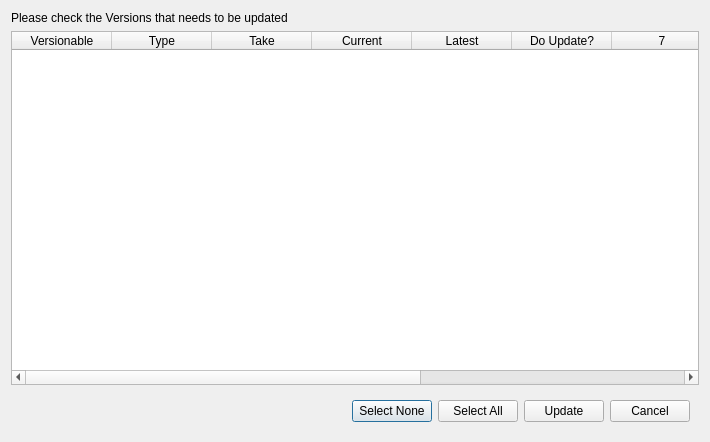
Above: oyProjectManager/ui/version_updater.ui from code-google-com/oyprojectmanager before the change. Below: the same form after it.
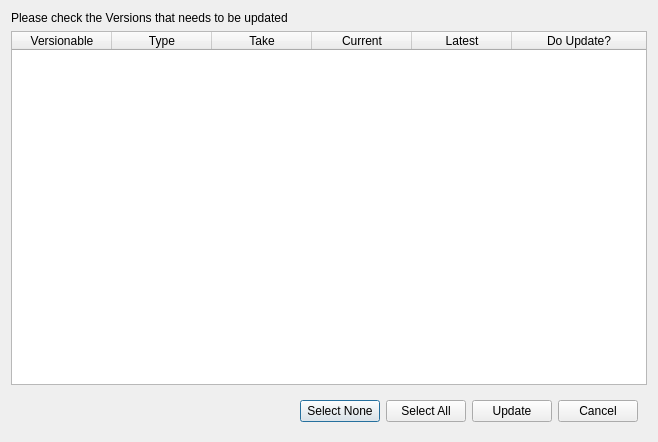
That is the form after the change.

Commit message: * Deletes are now cascaded. When a Project instance is deleted, all the related   Sequence, Assets are also deleted, which also deletes the Shots and all the   Version instances related to the deleted Assets and Shots. Also deleting a   Sequence will delete the related Shots and thus the related Versions, and   deleting an Asset will delete all the related Versions.

```diff
--- a/oyProjectManager/ui/version_updater.ui
+++ b/oyProjectManager/ui/version_updater.ui
@@ -9,7 +9,7 @@
    <rect>
     <x>0</x>
     <y>0</y>
-    <width>710</width>
+    <width>658</width>
     <height>442</height>
    </rect>
   </property>
@@ -42,7 +42,7 @@
       <bool>false</bool>
      </property>
      <property name="columnCount">
-      <number>10</number>
+      <number>6</number>
      </property>
      <attribute name="horizontalHeaderVisible">
       <bool>true</bool>
@@ -80,10 +80,6 @@
        <string>Do Update?</string>
       </property>
      </column>
-     <column/>
-     <column/>
-     <column/>
-     <column/>
     </widget>
    </item>
    <item>
```
The commit also changes 32 other files.
